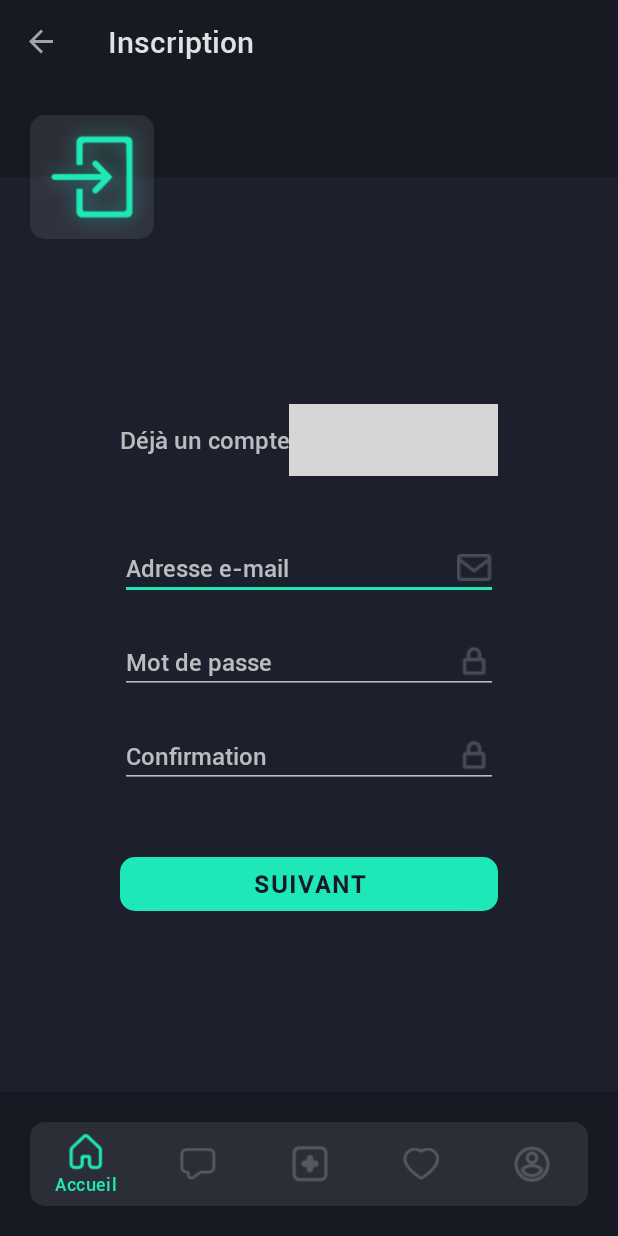
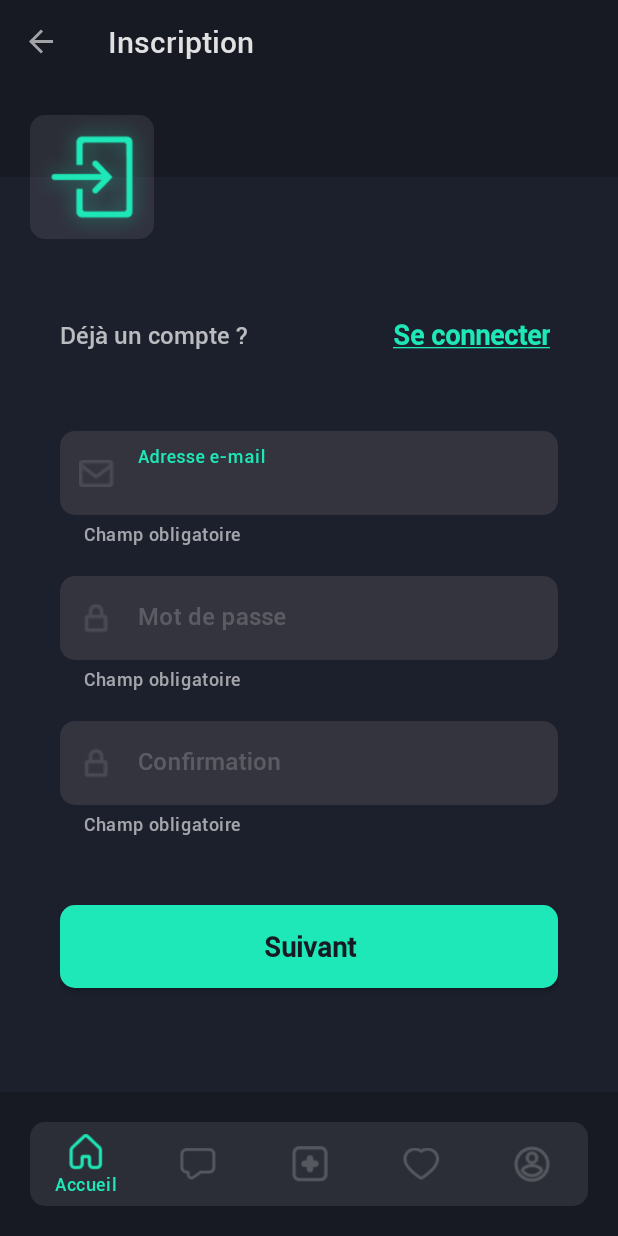
Before and after one commit to 1visible/Vitreen, an Android app: the Register1Fragment screen opened through its navigation route, on a phone screen of 412 x 824 dp. Run offline under Robolectric (Android 15) with nearby library versions, the phone set to English and light mode, and no system bars; our stand-ins replace Firebase (no records; nobody signed in at launch, a user with empty details on screens opened directly), navigation-ui; 1 statement that could not run was skipped; grey boxes are pictures that could not be loaded.

Commit message:
F22: Theme rewrite v1.1

```diff
--- a/app/src/main/res/layout/fragment_register1.xml
+++ b/app/src/main/res/layout/fragment_register1.xml
@@ -1,15 +1,11 @@
 <?xml version="1.0" encoding="utf-8"?>
 <LinearLayout xmlns:android="http://schemas.android.com/apk/res/android"
     xmlns:tools="http://schemas.android.com/tools"
-    android:layout_gravity="center"
     android:layout_width="match_parent"
     android:layout_height="wrap_content"
-    android:layout_marginStart="@dimen/spacing_lg"
-    android:layout_marginLeft="@dimen/spacing_lg"
-    android:layout_marginEnd="@dimen/spacing_lg"
-    android:layout_marginRight="@dimen/spacing_lg"
+    xmlns:app="http://schemas.android.com/apk/res-auto"
     android:orientation="vertical"
-    tools:context=".fragments.auth.Register1Fragment" >
+    tools:context=".fragments.auth.Register1Fragment">
 
     <RelativeLayout
         android:layout_width="match_parent"
@@ -37,38 +33,56 @@
 
     </RelativeLayout>
 
-    <EditText
+    <!-- Email input -->
+    <com.google.android.material.textfield.TextInputLayout
         android:id="@+id/editTextEmail"
         android:layout_width="match_parent"
         android:layout_height="wrap_content"
         android:layout_marginBottom="@dimen/spacing_md"
-        android:drawableEnd="@drawable/icon_envelope"
-        android:drawableRight="@drawable/icon_envelope"
-        android:hint="@string/email_address"
-        android:importantForAutofill="no"
-        android:inputType="textEmailAddress" />
+        app:startIconDrawable="@drawable/icon_envelope"
+        app:helperText="@string/required_input"
+        app:helperTextEnabled="true"
+        app:errorEnabled="true"
+        android:hint="@string/email_address" >
+        <com.google.android.material.textfield.TextInputEditText
+            android:layout_width="match_parent"
+            android:layout_height="wrap_content"
+            android:inputType="textEmailAddress" />
+    </com.google.android.material.textfield.TextInputLayout>
 
-    <EditText
+    <!-- Password input -->
+    <com.google.android.material.textfield.TextInputLayout
         android:id="@+id/editTextPassword"
         android:layout_width="match_parent"
         android:layout_height="wrap_content"
         android:layout_marginBottom="@dimen/spacing_md"
-        android:drawableEnd="@drawable/icon_lockpad"
-        android:drawableRight="@drawable/icon_lockpad"
-        android:hint="@string/password"
-        android:importantForAutofill="no"
-        android:inputType="textPassword" />
+        app:startIconDrawable="@drawable/icon_lockpad"
+        app:helperText="@string/required_input"
+        app:helperTextEnabled="true"
+        app:errorEnabled="true"
+        android:hint="@string/password" >
+        <com.google.android.material.textfield.TextInputEditText
+            android:layout_width="match_parent"
+            android:layout_height="wrap_content"
+            android:inputType="textPassword" />
+    </com.google.android.material.textfield.TextInputLayout>
 
-    <EditText
+    <!-- Password confirmation input -->
+    <com.google.android.material.textfield.TextInputLayout
         android:id="@+id/editTextPasswordConfirmation"
         android:layout_width="match_parent"
         android:layout_height="wrap_content"
         android:layout_marginBottom="@dimen/spacing_lg"
-        android:drawableEnd="@drawable/icon_lockpad"
-        android:drawableRight="@drawable/icon_lockpad"
-        android:hint="@string/confirmation"
-        android:importantForAutofill="no"
-        android:inputType="textPassword" />
+        app:startIconDrawable="@drawable/icon_lockpad"
+        app:helperText="@string/required_input"
+        app:helperTextEnabled="true"
+        app:errorEnabled="true"
+        android:hint="@string/confirmation" >
+        <com.google.android.material.textfield.TextInputEditText
+            android:layout_width="match_parent"
+            android:layout_height="wrap_content"
+            android:inputType="textPassword" />
+    </com.google.android.material.textfield.TextInputLayout>
 
     <Button
         android:id="@+id/buttonToRegister2"
--- /dev/null
+++ b/app/src/main/res/values-v21/styles.xml
@@ -0,0 +1,10 @@
+<?xml version="1.0" encoding="utf-8"?>
+<resources>
+
+    <style name="Vitreen.TextAppearance.Button" parent="TextAppearance.MaterialComponents.Button">
+        <item name="android:textStyle">bold</item>
+        <item name="android:textAllCaps">false</item>
+        <item name="android:letterSpacing">0</item>
+    </style>
+
+</resources>
--- a/app/src/main/res/values/styles.xml
+++ b/app/src/main/res/values/styles.xml
@@ -55,24 +55,33 @@
 
     <!-- Button style -->
     <style name="Vitreen.Button" parent="Widget.MaterialComponents.Button">
-        <item name="cornerRadius">@dimen/spacing_sm</item>
+        <item name="shapeAppearance">@style/Vitreen.ShapeAppearance</item>
+        <item name="android:padding">15dp</item>
+        <item name="android:textSize">18sp</item>
+        <item name="android:textAppearance">@style/Vitreen.TextAppearance.Button</item>
+    </style>
+    <style name="Vitreen.TextAppearance.Button" parent="TextAppearance.MaterialComponents.Button">
         <item name="android:textStyle">bold</item>
+        <item name="android:textAllCaps">false</item>
     </style>
 
     <!-- TextButton style -->
     <style name="Vitreen.Button.Text" parent="Widget.MaterialComponents.Button.TextButton">
-        <item name="android:background">@color/fui_transparent</item>
         <item name="android:padding">5dp</item>
-        <item name="android:textStyle">bold</item>
-        <item name="android:textColor">@color/teal</item>
+        <item name="android:textAppearance">@style/Vitreen.TextAppearance.Button</item>
     </style>
 
     <!-- OutlinedButton style -->
     <style name="Vitreen.Button.Outline" parent="Widget.MaterialComponents.Button.OutlinedButton">
-        <item name="android:textColor">@color/teal</item>
+        <item name="shapeAppearance">@style/Vitreen.ShapeAppearance</item>
+        <item name="strokeWidth">3dp</item>
+        <item name="android:textSize">18sp</item>
+        <item name="strokeColor">?attr/colorPrimary</item>
+        <item name="android:textAppearance">@style/Vitreen.TextAppearance.Button</item>
     </style>
-    <style name="Vitreen.Button.Outline.Error" parent="Widget.MaterialComponents.Button.OutlinedButton">
-        <item name="android:textColor">@color/red</item>
+    <style name="Vitreen.Button.Outline.Error" parent="Vitreen.Button.Outline">
+        <item name="android:textColor">?attr/colorError</item>
+        <item name="strokeColor">?attr/colorError</item>
     </style>
 
 </resources>
--- a/app/src/main/res/values/themes.xml
+++ b/app/src/main/res/values/themes.xml
@@ -18,6 +18,8 @@
         <item name="bottomNavigationStyle">@style/Vitreen.BottomNavigationView</item>
         <item name="textInputStyle">@style/Vitreen.TextInputLayout</item>
         <item name="materialButtonStyle">@style/Vitreen.Button</item>
+        <item name="borderlessButtonStyle">@style/Vitreen.Button.Text</item>
+        <item name="materialButtonOutlinedStyle">@style/Vitreen.Button.Outline</item>
         <item name="imageButtonStyle">@style/Vitreen.ImageButton</item>
         <!-- Font -->
         <item name="fontFamily">@font/roboto</item>
```
Also changed, not shown: app/src/main/res/layout/fragment_favorites.xml (+18 -17 lines), app/src/main/res/layout/fragment_login.xml (+27 -14 lines), app/src/main/res/layout/fragment_product.xml (+12 -17 lines), app/src/main/res/layout/fragment_profile.xml (+3 -7 lines).
